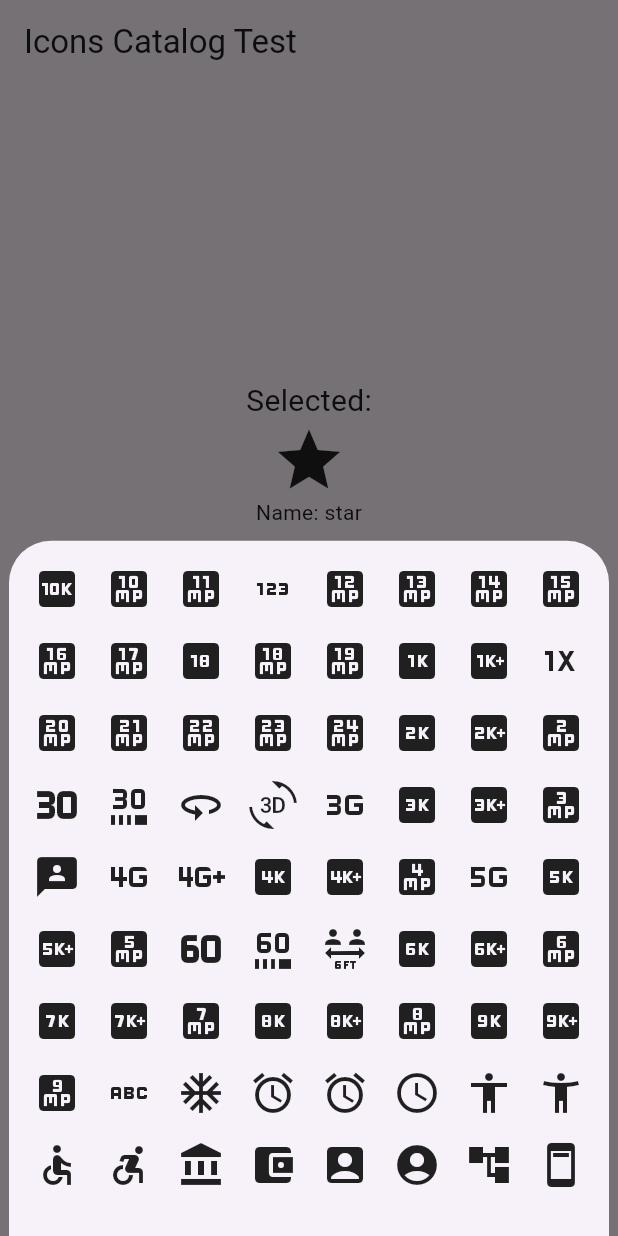
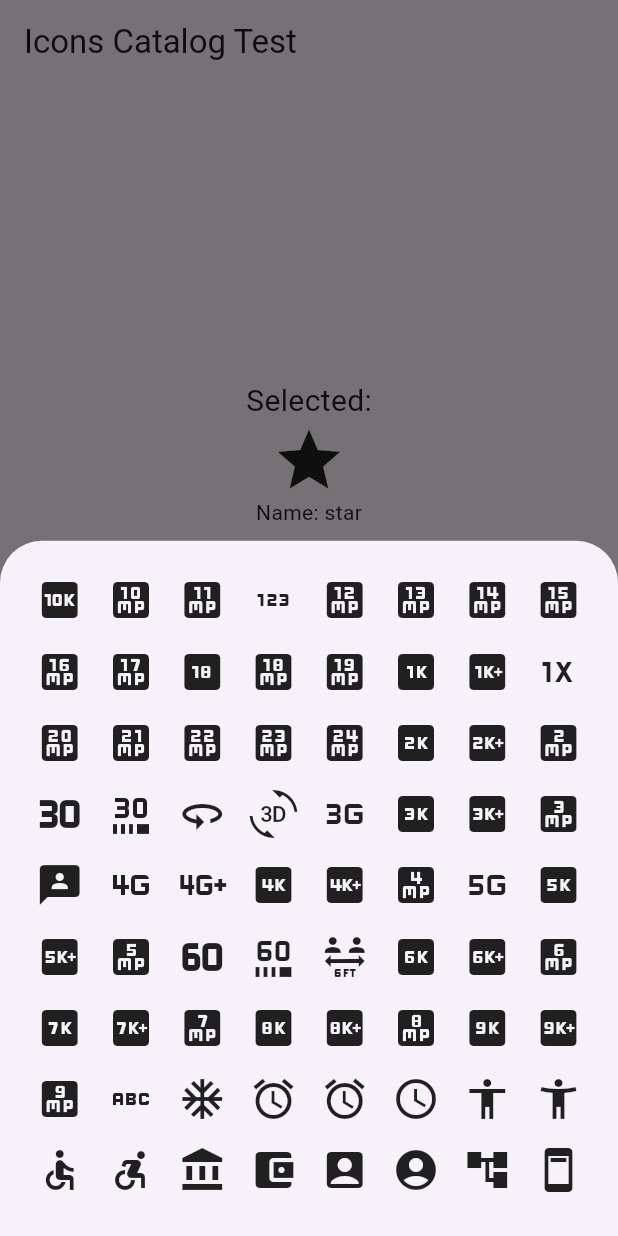
Before and after one commit to ThisIsSidam/flutter_icons_catalog, a Flutter app: the screen it shows after launch, after a tap on the "star" icon, on a phone screen of 412 x 824 dp. Run offline on Flutter 3.47's test engine with Material 3 defaults, Android fonts, the phone set to English and light mode, and no system bars.

Commit message:
Updated example

```diff
--- a/example/lib/main.dart
+++ b/example/lib/main.dart
@@ -31,18 +31,19 @@ class _IconTestScreenState extends State<IconTestScreen> {
   IconData _selectedIcon = Icons.star;
 
   void _showIconPicker() {
+    final List<IconData> icons =
+        _catalog.getIconDataList(includeVariants: false);
     showModalBottomSheet(
       context: context,
       builder: (context) => Container(
-        height: MediaQuery.of(context).size.height * 0.6,
-        padding: const EdgeInsets.all(16),
-        child: SingleChildScrollView(
-          child: Wrap(
-            spacing: 16,
-            runSpacing: 16,
-            children: _catalog
-                .getIconDataList(includeVariants: false)
-                .map((IconData icon) {
+          height: MediaQuery.of(context).size.height * 0.6,
+          padding: const EdgeInsets.all(16),
+          child: GridView.builder(
+            gridDelegate: SliverGridDelegateWithMaxCrossAxisExtent(
+              maxCrossAxisExtent: 50,
+            ),
+            itemBuilder: (context, index) {
+              final IconData icon = icons[index];
               return InkWell(
                 onTap: () {
                   setState(() => _selectedIcon = icon);
@@ -50,10 +51,8 @@ class _IconTestScreenState extends State<IconTestScreen> {
                 },
                 child: Icon(icon, size: 32),
               );
-            }).toList(),
-          ),
-        ),
-      ),
+            },
+          )),
     );
   }
 
```
